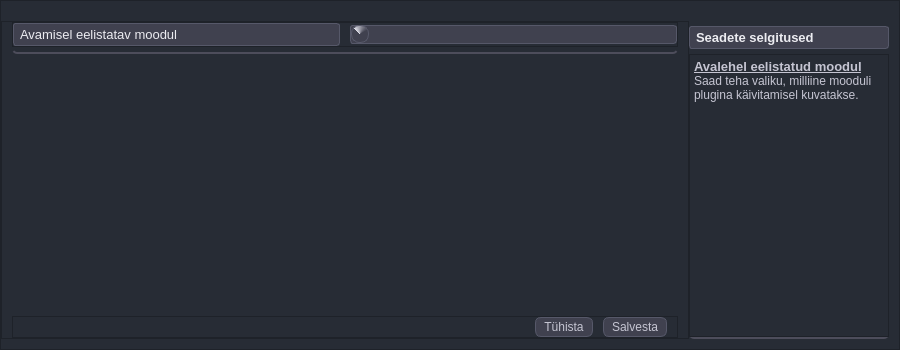
This is mailabl-qgis/config/confWidgets/UserSetup.ui in TuloliKalver/mailabl-qgis as Qt 5 draws it before an edit. The edited form follows.
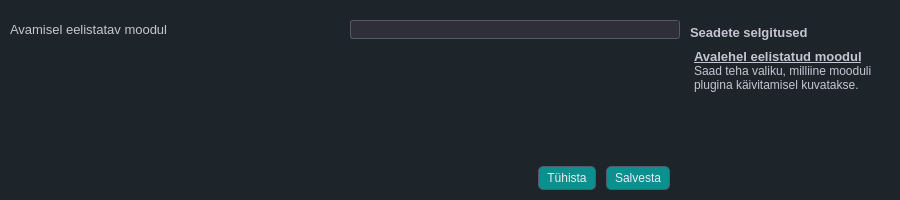
This is the edited form. Icons and pictures are not drawn.

Patch:
```diff
--- a/mailabl-qgis/config/confWidgets/UserSetup.ui
+++ b/mailabl-qgis/config/confWidgets/UserSetup.ui
@@ -7,7 +7,7 @@
     <x>0</x>
     <y>0</y>
     <width>900</width>
-    <height>350</height>
+    <height>200</height>
    </rect>
   </property>
   <property name="sizePolicy">
@@ -19,13 +19,13 @@
   <property name="minimumSize">
    <size>
     <width>900</width>
-    <height>350</height>
+    <height>200</height>
    </size>
   </property>
   <property name="maximumSize">
    <size>
     <width>900</width>
-    <height>350</height>
+    <height>200</height>
    </size>
   </property>
   <property name="windowTitle">
@@ -33,108 +33,641 @@
   </property>
   <property name="styleSheet">
    <string notr="true">
+/* ====================================================== */
+/* 🎨 Global Theme - Base Colors, Background &amp; Typography */
+/* ====================================================== */
+* {
+    border: transparent;
+    background-color: #1d252b; /* Updated background */
+    padding: 0;
+    margin: 0;
+    color: #c5c5d2; /* Default light gray text */
+}
 
-#fHelpMenu, 
-#fSettingsPreferrences
-{
-   border: 2px solid #4d4d5b;    /*Same border style as QLineEdit */
+
+/* ------------------------------------------------------ */
+/* 🧠 Global Interaction Effects - Focused Field &amp; Tabs   */
+/* ------------------------------------------------------ */
+QLineEdit:focus, QTextEdit:focus, QComboBox:focus,   QTabBar::tab:selected {
+        /* 🟢 Bottom glow - Extends further for visibility */
+    border: 1px solid; 
+    border-left-color: qradialgradient(spread:pad, cx:0, cy:0.347273, radius:0.826, fx:0.453364, fy:0.097, stop:0.125 rgba(9, 144, 143, 88), stop:1 rgba(46, 47, 56, 76));
+    border-top-color: qradialgradient(spread:pad, cx:0, cy:0.347273, radius:0.826, fx:0.453364, fy:0.097, stop:0.125 rgba(9, 144, 143, 88), stop:1 rgba(46, 47, 56, 76));
+    border-bottom-color: qradialgradient(spread:pad, cx:1, cy:0.728, radius:0.826, fx:0.498455, fy:0.95, stop:0.125 rgba(9, 144, 143, 88), stop:1 rgba(46, 47, 56, 76));
+    border-right-color: qradialgradient(spread:pad, cx:1, cy:0.728, radius:0.826, fx:0.498455, fy:0.95, stop:0.125 rgba(9, 144, 143, 88), stop:1 rgba(46, 47, 56, 76));	
+
+}
+
+ QLineEdit:hover, QTextEdit:hover, QComboBox:hover, QTabBar::tab:hover {
+        /* 🟡 Hover Glow - Softer but Visible */
+    border: 1px solid; 
+    border-left-color: qradialgradient(spread:pad, cx:0, cy:0.347273, radius:0.826, fx:0.453364, fy:0.097, stop:0.125 rgba(9, 144, 143, 88), stop:1 rgba(46, 47, 56, 76));
+    border-top-color: qradialgradient(spread:pad, cx:0, cy:0.347273, radius:0.826, fx:0.453364, fy:0.097, stop:0.125 rgba(9, 144, 143, 88), stop:1 rgba(46, 47, 56, 76));
+    border-bottom-color: qradialgradient(spread:pad, cx:1, cy:0.728, radius:0.826, fx:0.498455, fy:0.95, stop:0.125 rgba(9, 144, 143, 88), stop:1 rgba(46, 47, 56, 76));
+    border-right-color: qradialgradient(spread:pad, cx:1, cy:0.728, radius:0.826, fx:0.498455, fy:0.95, stop:0.125 rgba(9, 144, 143, 88), stop:1 rgba(46, 47, 56, 76));	
+    background-color: qradialgradient(spread:pad, cx:1, cy:0.995, radius:0.5, fx:1, fy:0.988, stop:0 rgba(9, 144, 143, 88), stop:0.920455 rgba(46, 47, 56, 76));
+}
+
+/* ---------------------------- */
+/* 📝 QLineEdit Styling */
+/* ---------------------------- */
+QLineEdit {
+    background-color: #303a42;   /* Matches the global dark background */
+    color: #c5c5d2;              /* Default light gray text */
+    border: 1px solid #4d4d4d;   /* Subtle default border */
+    border-radius: 4px;          /* Rounded corners for a smooth look */
+    padding: 6px;                /* Adequate padding for text clarity */
+}
+
+/* 
+   Note: Your existing rules for QLineEdit:focus and QLineEdit:hover already provide
+   the gradient border and glow effects. This default state ensures a smooth transition 
+   into those interactive states.
+*/
+
+/* ---------------------------- */
+/* 🔘 Disabled State for QLineEdit */
+/* ---------------------------- */
+QLineEdit:disabled {
+    background-color: #24252e;  /* A slightly darker tone for disabled state */
+    border: 1px dashed rgba(120, 120, 130, 0.5);  /* Dashed and faded border */
+    color: rgba(170, 170, 180, 0.5);  /* Muted text color */
+    opacity: 0.5;               /* Lower opacity to indicate inactivity */
+}
+
+/* ---------------------------- */
+/* 🖱️ QListWidget Focus */
+/* ---------------------------- */
+QListWidget:focus {
+	boreder: 1px solid;
+    border-left-color: qradialgradient(spread:pad, cx:0, cy:0.347273, radius:0.826, fx:0.453364, fy:0.097, stop:0.125 rgba(9, 144, 143, 88), stop:1 rgba(46, 47, 56, 76));
+    border-top-color: qradialgradient(spread:pad, cx:0, cy:0.347273, radius:0.826, fx:0.453364, fy:0.097, stop:0.125 rgba(9, 144, 143, 88), stop:1 rgba(46, 47, 56, 76));
+    border-bottom-color: qradialgradient(spread:pad, cx:1, cy:0.728, radius:0.826, fx:0.498455, fy:0.95, stop:0.125 rgba(9, 144, 143, 88), stop:1 rgba(46, 47, 56, 76));
+    border-right-color: qradialgradient(spread:pad, cx:1, cy:0.728, radius:0.826, fx:0.498455, fy:0.95, stop:0.125 rgba(9, 144, 143, 88), stop:1 rgba(46, 47, 56, 76));	
+}
+
+/* ---------------------------- */
+/* 🖱️ QListWidget Hovered Item */
+/* ---------------------------- */
+QListWidget::item:hover {
+    border: 1px solid; 
+    border-left-color: qradialgradient(spread:pad, cx:0, cy:0.347273, radius:0.826, 
+        fx:0.453364, fy:0.097, stop:0.125 rgba(9, 144, 143, 88), stop:1 rgba(46, 47, 56, 76));
+    border-top-color: qradialgradient(spread:pad, cx:0, cy:0.347273, radius:0.826, 
+        fx:0.453364, fy:0.097, stop:0.125 rgba(9, 144, 143, 88), stop:1 rgba(46, 47, 56, 76));
+    border-bottom-color: qradialgradient(spread:pad, cx:1, cy:0.728, radius:0.826, 
+        fx:0.498455, fy:0.95, stop:0.125 rgba(9, 144, 143, 88), stop:1 rgba(46, 47, 56, 76));
+    border-right-color: qradialgradient(spread:pad, cx:1, cy:0.728, radius:0.826, 
+        fx:0.498455, fy:0.95, stop:0.125 rgba(9, 144, 143, 88), stop:1 rgba(46, 47, 56, 76));  
+	background-color: qradialgradient(spread:pad, cx:1, cy:0.995, radius:0.5, fx:1, fy:0.988, stop:0 rgba(9, 144, 143, 255), stop:0.920455 rgba(46, 47, 56, 253));
+    border-radius: 4px;
+}
+
+/* ---------------------------- */
+/* ✅ QListWidget Selected Item */
+/* ---------------------------- */
+QListWidget::item:selected {
+	color: #c5c5d2; /* Default light gray text */	
+    border: 1px solid; 
+ 	 border-radius: 4px;
+    border-left-color: qradialgradient(spread:pad, cx:0, cy:0.347273, radius:0.826, 
+        fx:0.453364, fy:0.097, stop:0.125 rgba(9, 144, 143, 66), stop:1 rgba(46, 47, 56, 54));
+    border-top-color: qradialgradient(spread:pad, cx:0, cy:0.347273, radius:0.826, 
+        fx:0.453364, fy:0.097, stop:0.125 rgba(9, 144, 143, 66), stop:1 rgba(46, 47, 56, 54));
+    border-bottom-color: qradialgradient(spread:pad, cx:1, cy:0.728, radius:0.826, 
+        fx:0.498455, fy:0.95, stop:0.125 rgba(9, 144, 143, 66), stop:1 rgba(46, 47, 56, 54));
+    border-right-color: qradialgradient(spread:pad, cx:1, cy:0.728, radius:0.826, 
+        fx:0.498455, fy:0.95, stop:0.125 rgba(9, 144, 143, 66), stop:1 rgba(46, 47, 56, 54));  
+	background-color: qradialgradient(spread:pad, cx:1, cy:0.995, radius:1.24, fx:1, fy:0.988, stop:0 rgba(9, 144, 143, 172), stop:0.920455 rgba(46, 47, 56, 0));
+}
+
+
+
+/* ---------------------------- */
+/* 🔘 QPushButton Styling */
+/* ---------------------------- */
+
+QPushButton {
+    padding: 4px 8px;
+    text-align: center;
     border-radius: 5px;
-	border-top: none;
-    border-left: none;
-    border-right: none;
+	background-color: rgb(9, 144, 143);
+    border: 1px solid #565869; /* Default border */
+    color: #ececf1; /* Brighter text */
+    transition: all 150ms ease-in-out; /* Smooth transition */
 }
 
+/* 🟢 Hover Effect - Glow &amp; Color Shift */
+QPushButton:hover {
+    background-color: #5c5d6e; /* Slightly lighter background */
+    border: 1px solid #acacbe; /* Lighter border */
+    
+color: #c5c5d2; /* Default text color */
 
-QWidget{
-    background-color: #272c35;
-	color:#c5c5d2
 }
 
+/* 🔴 Pressed Effect - Darker Look &amp; More Intense Glow */
+QPushButton:pressed {
+    background-color: #2d2e3a; /* Darker background */
+    border: 1px solid #8e8ea0; /* Slightly darker border */
+    color: #bdbecf; /* Dimmed text */
 
-/*esialgu jaotamata omadused*/
-QComboBox{
+}
 
-	background-color:#40414f;
-	color:#ececf1;
-	border: 1px solid #565869;
-	border-radius: 3px;
-	padding-left: 5px
+/* ⚫ Disabled State - More Noticeable */
+QPushButton:disabled {
+    background-color: #24252e; /* **Much darker background** */
+    border: 1px dashed rgba(120, 120, 130, 0.5); /* **Dashed, faded border** */
+    color: rgba(170, 170, 180, 0.5); /* **Faded text color** */
+    opacity: 0.5; /* **Lower opacity to indicate inactive state** */
 }
 
-/*Style the dropdown area*/
-QComboBox::drop-down{
-	background-color: qconicalgradient(cx:0.5, cy:0.5, angle:135, stop:0.704545 rgba(64, 65, 79), stop:1 rgba(217, 217, 227));
-	border: 1px solid #565869;
-	border-radius: 8px;
-	height:16px;
-	width: 16px;
-	subcontrol-origin: padding;
-    subcontrol-position: left
+QPushButton:focus{
+	    border: 1px solid; 	
+    border-left-color: qradialgradient(spread:pad, cx:0, cy:0.347273, radius:0.826, fx:0.453364, fy:0.097, stop:0.125 rgba(9, 144, 143, 88), stop:1 rgba(46, 47, 56, 76));
+    border-top-color: qradialgradient(spread:pad, cx:0, cy:0.347273, radius:0.826, fx:0.453364, fy:0.097, stop:0.125 rgba(9, 144, 143, 88), stop:1 rgba(46, 47, 56, 76));
+    border-bottom-color: qradialgradient(spread:pad, cx:1, cy:0.728, radius:0.826, fx:0.498455, fy:0.95, stop:0.125 rgba(9, 144, 143, 88), stop:1 rgba(46, 47, 56, 76));
+    border-right-color: qradialgradient(spread:pad, cx:1, cy:0.728, radius:0.826, fx:0.498455, fy:0.95, stop:0.125 rgba(9, 144, 143, 88), stop:1 rgba(46, 47, 56, 76));	
+	background-color: rgb(31, 93, 92);
 }
 
-QComboBox::on{
 
-  	border: 0.5px solid #acacbe;
+/* General QCheckBox styles */
+QCheckBox {
+    color: #ececf1; /* Text color */
+    spacing: 5px; /* Space between checkbox and text */
 }
 
-QAbstractItemView {
-	background-color:#40414f;
-	color:#ececf1;
-	border: 1px solid #565869;
-	border-radius: 4px;
-	padding-left: 5px
+/* Style the indicator (checkbox) */
+QCheckBox::indicator {
+    width: 12px;
+    height: 12px;
+    background-color: #40414f; /* Background color for unchecked state */
+    border: 1px solid #565869; /* Border for unchecked state */
+    border-radius: 3px;
 }
 
+/* Style the indicator when checked */
+QCheckBox::indicator:checked {
+    background-color: rgba(70, 70, 85, 0.5); /* Semi-transparent gray background color for checked state */
+    border: 1px solid #acacbe;
+    image: url(&quot;:/images/themes/default/algorithms/mAlgorithmCheckGeometry.svg&quot;); /* Using QGIS built-in icon */
+}
 
-QPushButton{
-	padding: 2px 8px;
-	text-align: center;
-	border-radius: 6px;
-	background-color:#40414f;
-	border: 1px solid #565869;
+/* Style the indicator when unchecked */
+QCheckBox::indicator:unchecked {
+    background-color: #40414f; /* Background color for unchecked state */
+    border: 1px solid #565869; /* Border for unchecked state */
 }
 
+/* Style the indicator when hovered */
+QCheckBox::indicator:hover {
+    background-color: #565869;
+}
 
-QPushButton:hover{
-    background-color: #8e8ea0;
-	border: 0.5px solid #acacbe;
-	color: #343541;
-	text-align: center;	
-	padding: 2px 8px;
-    border-radius: 6px;
-	
+/* Style the indicator when disabled */
+QCheckBox::indicator:disabled {
+    background-color: #30303a; /* Darker background color for disabled state */
+    border: 1px solid #40414f; /* Darker border for disabled state */
 }
 
-QLabel {
-    background-color: #40414f;
-    color: #ececf1;
+/* Style the indicator when checked and disabled */
+QCheckBox::indicator:checked:disabled {
+    background-color: rgba(50, 50, 60, 0.5); /* Semi-transparent darker gray background color for checked and disabled state */
+    border: 1px solid #40414f;
+    image: url(&quot;:/images/themes/default/algorithms/mAlgorithmCheckGeometry.svg&quot;); /* Using QGIS built-in icon */
+    opacity: 0.5; /* Make the icon appear disabled */
+}
+
+/* Style the checkbox text when disabled */
+QCheckBox:disabled {
+    color: #6a6a75; /* Darker text color for disabled state */
+}
+
+/* ══════════════════════════════════════════════════════ */
+/*                 ✅ QCheckBox Styling                   */
+/* ══════════════════════════════════════════════════════ */
+
+QCheckBox {
+    color: #d1d1e0;
+    spacing: 5px;
+    font-size: 14px;
+}
+
+/* Base indicator styling */
+QCheckBox::indicator {
+    width: 16px;
+    height: 16px;
+    border: 1px solid #1f5d5c;
+    border-radius: 3px;
+    background: #597278
+}
+
+/* Hover effect for indicator */
+QCheckBox::indicator:hover {
+    border: 1px solid #0b4544;
+}
+
+/* Checked state with a custom image for the check mark */
+QCheckBox::indicator:checked {
+    background: rgb(9,144,143);
     border: 1px solid #565869;
+}
+
+
+/* ⚫ Disabled State - More Noticeable */
+QCheckBox::indicator:disabled {
+    background-color: #1d252b;
+    border: 1px dashed rgba(120, 120, 130, 0.5); /* **Dashed, faded border** */
+    color: rgba(170, 170, 180, 0.5); /* **Faded text color** */
+    opacity: 0.5; /* **Lower opacity to indicate inactive state** */
+}
+
+
+QGroupBox{
+	color: #ececf1;
+}
+
+
+/* ══════════════════════════════════════════════════════ */
+/*                     🔘 COMBOBOX STYLING                */
+/* ══════════════════════════════════════════════════════ */
+
+QComboBox {
+    background-color: #2e2f38;
+    color: #c5c5d2;
+    border: 1px solid #565869;
     border-radius: 3px;
-    padding: 3px;
+    padding-left: 5px;
 }
 
-QLineEdit {
-    background-color: #35363f;  /* Lighter background color */
+QComboBox::drop-down {
+    background-color: #2e2f38;
+    border: none;
+    border-radius: 10px;
+    width: 16px;
+    height: 16px;
+    subcontrol-origin: padding;
+    subcontrol-position: right; /* Adjusted to right for a common look */
+}
+
+
+
+QComboBox QAbstractItemView {
+    background-color: #2e2f38;
+    border: 1px solid #565869;
+    selection-background-color: qradialgradient(
+        spread: pad,
+        cx: 1,
+        cy: 0.728,
+        radius: 0.826,
+        fx: 0.498455,
+        fy: 0.95,
+        stop: 0.125 rgba(9,144,143,150),
+        stop: 1 rgba(46,47,56,253)
+    );
+    selection-color: #ececf1;
+}
+
+QComboBox QAbstractItemView::item {
+    background-color: #2e2f38;
+    color: #c5c5d2;
+}
+
+QComboBox QAbstractItemView::item:selected {
+    background-color: qradialgradient(
+        spread: pad,
+        cx: 1,
+        cy: 0.728,
+        radius: 0.826,
+        fx: 0.498455,
+        fy: 0.95,
+        stop: 0.125 rgba(9,144,143,150),
+        stop: 1 rgba(46,47,56,253)
+    );
     color: #ececf1;
-    /*border: 1px solid #4d4d5b;  Thinner border with a different color */
+}
+
+QComboBox QAbstractItemView::item:hover {
+    background-color: qradialgradient(
+        spread: pad,
+        cx: 1,
+        cy: 0.995,
+        radius: 1.24,
+        fx: 1,
+        fy: 0.988,
+        stop: 0 rgba(9,144,143,150),
+        stop: 0.920455 rgba(46,47,56,253)
+    );
+    color: #ececf1;
+}
+
+QComboBox:focus {
+    border: 1px solid qradialgradient(
+        spread: pad,
+        cx: 0,
+        cy: 0.347273,
+        radius: 0.826,
+        fx: 0.453364,
+        fy: 0.097,
+        stop: 0.125 rgba(9,144,143,88),
+        stop: 1 rgba(46,47,56,76)
+    );
+}
+
+QComboBox:disabled {
+    background-color: #2e2f38;
+    border: 1px solid #565869;
+    color: #8a95a5;
+}
+
+
+
+
+/* ══════════════════════════════════════════════════════ */
+/* 🧭 Global Vertical ScrollBar - Core UI Scroll Styling  */
+/* ══════════════════════════════════════════════════════ */
+
+QScrollBar:vertical {
+    border: none;
+    background: #2e2f38;  /* Match background color */
+    width: 8px;
+    margin: 0px;  /* Remove spacing */
+    border-radius: 4px;
+}
+
+QScrollBar::handle:vertical {
+    background-color: qradialgradient(spread:pad, cx:1, cy:0.728, radius:0.826, 
+        fx:0.498455, fy:0.95, stop:0.125 rgba(9, 144, 143, 255), stop:1 rgba(46, 47, 56, 253));
+    min-height: 25px;
+    border-radius: 4px;
+}
+
+QScrollBar::handle:vertical:hover {
+    background-color: qradialgradient(spread:pad, cx:1, cy:0.995, radius:1.24, 
+        fx:1, fy:0.988, stop:0 rgba(9, 144, 143, 255), stop:0.920455 rgba(46, 47, 56, 253));
+}
+
+/* Hide Up/Down Buttons */
+QScrollBar::add-line:vertical, 
+QScrollBar::sub-line:vertical {
+    background: none;
+    height: 0px;
+}
+
+/* Make the unused track area blend with background */
+QScrollBar::add-page:vertical, 
+QScrollBar::sub-page:vertical {
+    background: #2e2f38;
+}
+
+/* ════════════════════════════════════════════════════════ */
+/* 🧭 Global Horisontal ScrollBar - Core UI Scroll Styling  */
+/* ════════════════════════════════════════════════════════ */
+
+
+QScrollBar:horizontal {
+    border: none;
+    background: #2e2f38;  /* Match background color */
+    height: 8px;
+    margin: 0px;
+    border-radius: 4px;
+}
+
+QScrollBar::handle:horizontal {
+    background-color: qradialgradient(spread:pad, cx:1, cy:0.728, radius:0.826, 
+        fx:0.498455, fy:0.95, stop:0.125 rgba(9, 144, 143, 255), stop:1 rgba(46, 47, 56, 253));
+    min-width: 25px;
+    border-radius: 4px;
+}
+
+QScrollBar::handle:horizontal:hover {
+    background-color: qradialgradient(spread:pad, cx:1, cy:0.995, radius:1.24, 
+        fx:1, fy:0.988, stop:0 rgba(9, 144, 143, 255), stop:0.920455 rgba(46, 47, 56, 253));
+}
+
+/* Hide Left/Right Buttons */
+QScrollBar::add-line:horizontal, 
+QScrollBar::sub-line:horizontal {
+    background: none;
+    width: 0px;
+}
+
+/* Make the unused track area blend with background */
+QScrollBar::add-page:horizontal, 
+QScrollBar::sub-page:horizontal {
+    background: #2e2f38;
+}
+
+
+/* ====================================================== */
+/* 📊 QTableView - Layout, Colors, and Interaction Styles */
+/* ====================================================== */
+
+QTableView {
+    background-color: #2e2f38; /* Consistent dark gray base */
+    border: 1px solid #4d4d4d;
     border-radius: 5px;
-    padding: 4px;
+    gridline-color: #565869;
+    /* Updated selection gradient using teal accent */
+    selection-background-color: qlineargradient(
+        x1: 0, y1: 0, x2: 0, y2: 1,
+        stop: 0 rgba(9,144,143,10),
+        stop: 1 rgba(9,144,143,50)
+    );
+    selection-color: #ececf1;
 }
 
-QLineEdit:hover {
-    background-color: #3d3e47;  /* Slightly darker background color on hover */
+
+/* Adjust header style with white text */
+QHeaderView::section {
+    background-color: #35353f;
+    color: #ececf1; 
+    border-top: 0.5px solid #323232;
+    border-left: 0.5px solid #323232;
+    border-right: 0.5px solid #323232;
+    border-bottom: 1px solid #4d4d4d;
+    padding: 1px 3px;
+    font-size: 12px;
 }
 
-/* Remove top and side borders */
-QLineEdit {
-    border-top: none;
-    border-left: none;
-    border-right: none;
+/* Entire table disabled state */
+QTableView:disabled {
+    background-color: rgba(30,30,35,180);
+    color: rgba(150,150,160,120);
+    border: 1px solid rgba(100,100,110,80);
+    gridline-color: rgba(80,80,90,80);
+    cursor: not-allowed;
 }
 
+/* Make headers look disabled */
+QTableView:disabled QHeaderView::section {
+    background-color: rgba(50,50,58,150);
+    
+    border-bottom: 1px solid rgba(80,80,90,100);
+}
 
+/* Remove focus outline when disabled */
+QTableView:disabled:focus {
+    outline: none;
+}
 
-</string>
+/* Corner widget (where row/column headers meet) */
+QTableCornerButton::section {
+    background: #35353f;
+    border: 1px solid #4d4d4d;
+}
+
+/* Disabled corner styling */
+QTableView:disabled QTableCornerButton::section {
+    background: rgba(50,50,58,150);
+    border: 1px solid rgba(80,80,90,100);
+}
+
+/* Disable selection effect when the table is disabled */
+QTableView:disabled QTableView::item:selected {
+    background-color: rgba(50,50,58,100);
+    color: rgba(150,150,160,100);
+}
+
+/* Hovered rows for better contrast */
+QTableView::item:hover {
+    background-color: #3a3f4b;
+    color: #ececf1;
+    min-height: 16px;  /* Decreased row height */
+}
+
+/* Selected rows using the same teal gradient as QTableView selection */
+QTableView::item:selected {
+    background-color: qlineargradient(
+        x1: 0, y1: 0, x2: 0, y2: 1,
+        stop: 0 rgba(9,144,143,10),
+        stop: 1 rgba(9,144,143,50)
+    );
+    /*color: #ececf1;*/
+    min-height: 16px;  /* Decreased row height */
+}
+
+/* Non-selected rows with a subtle gradient for depth */
+QTableView::item {
+    background-color: qlineargradient(
+        x1: 0, y1: 0, x2: 0, y2: 1,
+        stop: 0 rgba(46,47,56,25),
+        stop: 1 rgba(46,47,56,255)
+    );
+    color: #d1d1e0;
+    min-height: 16px;  /* Decreased row height */
+}
+
+/* Ensure deselected rows return to their default style */
+QTableView::item:!selected {
+    background-color: qlineargradient(
+        x1: 0, y1: 0, x2: 0, y2: 1,
+        stop: 0 rgba(46,47,56,25),
+        stop: 1 rgba(46,47,56,255)
+    );
+    color: #d1d1e0;
+    min-height: 16px;  /* Decreased row height */
+}
+
+/* Disabled item styling */
+QTableView::item:disabled {
+    background-color: rgba(50,50,58,100);
+    color: rgba(150,150,160,100);
+    font-style: italic;
+    border: 1px dashed rgba(100,100,110,80);
+    min-height: 16px;  /* Decreased row height */
+}
+
+
+
+
+
+/* ====================================================== */
+/* 🧩 Targeted UI Elements - ID-Based Custom Styling      */
+/* ====================================================== */
+
+#Sevituudid{
+    background-color: #343b47;
+}
+
+#leftMenuContainer {
+    background: qlineargradient(x1:0, y1:0, x2:0, y2:1, stop:0 #202123, stop:1 #18191d);
+    border-right: 1px solid #3a3a3a;
+    padding-right: 2px;
+    border-top-right-radius: 5px;
+    border-bottom-right-radius: 5px;
+}
+
+#rightFrame {
+    background: qlineargradient(x1:0, y1:0, x2:0, y2:1, stop:0 #202123, stop:1 #18191d);
+    border-left: 1px solid #3a3a3a;
+    padding-lef: 2px;
+    border-top-right-radius: 5px;
+    border-bottom-right-radius: 5px;
+}
+
+#SetupLayers, #SetupLayers_2, #SetupUserData {
+border: none;
+border-bottom: 1px solid rgb(131, 142, 162);
+}
+
+#UC_Main_Frame QPushButton,#pbChoose_Properties_for_Projects{
+	padding: 1px 8px;
+    border-radiusr: 6px;
+}
+
+#UC_Main_Frame QPushButton:hover{
+
+	padding: 1px 8px;
+    border-radius: 6px;
+}
+
+
+#wOl_Settings QPushButton{
+	padding: 1px 8px;
+    border-radius: 6px;
+}
+
+#wOl_Settings QPushButton:hover{
+	padding: 1px 8px;
+    border-radius: 6px;
+}
+
+#rightMenuContainer QPushButton{
+	text-align: right;
+	border-top-right-radius: 0px;
+	border-bottom-right-radius: 0px;
+    
+}
+
+#rightMenuContainer QPushButton:hover{
+    text-align: right;
+    border-top-right-radius: 0px;
+	border-bottom-right-radius: 0px;  
+}
+
+
+#leftMenuContainer QPushButton{
+	text-align: left;
+	border-top-left-radius: 0px;
+	border-bottom-left-radius: 0px;	
+}
+#leftMenuContainer QPushButton:hover{
+    text-align: left;
+	border-top-left-radius: 0px;
+	border-bottom-left-radius: 0px;
+
+}
+
+#MailablDialogBase{
+    border: 1px solid #4d4d4d;
+	border-top-left-radius: 7px;     /* Rounded top-left corner */
+    border-top-right-radius: 7px;    /* Rounded top-right corner */
+    border-right-radius: 7px;        /* No rounding on right side */
+    border-left-radius: 7px;    
+	background: None;  /* 10% transparency */
+}</string>
   </property>
   <layout class="QVBoxLayout" name="verticalLayout_4">
    <property name="spacing">
```
